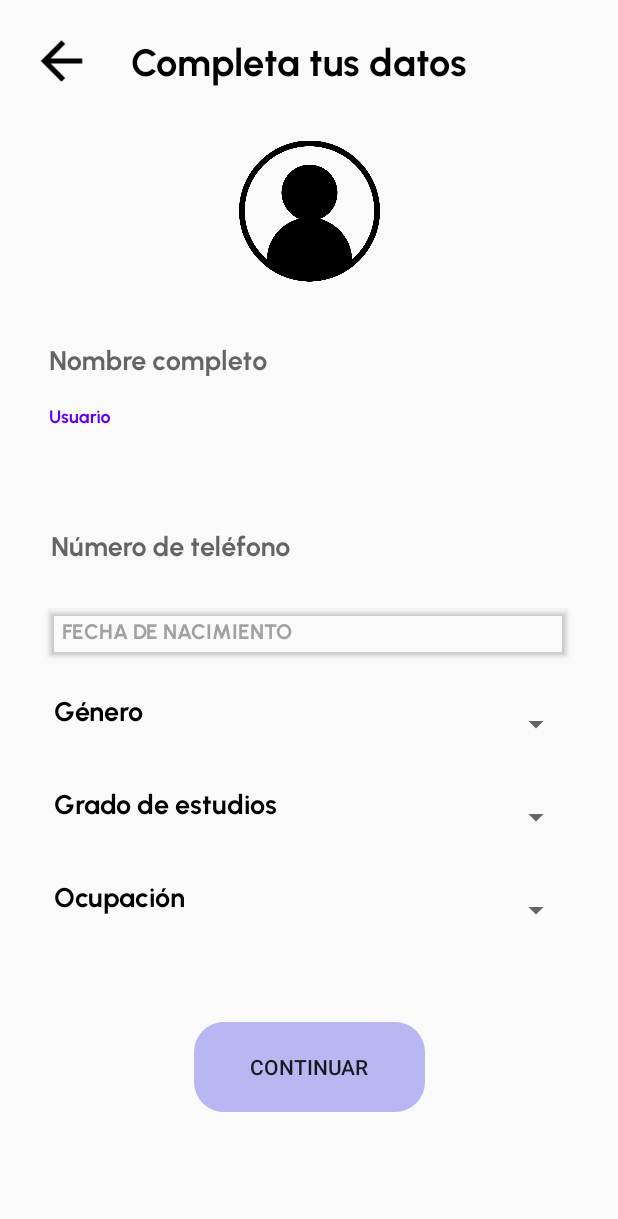
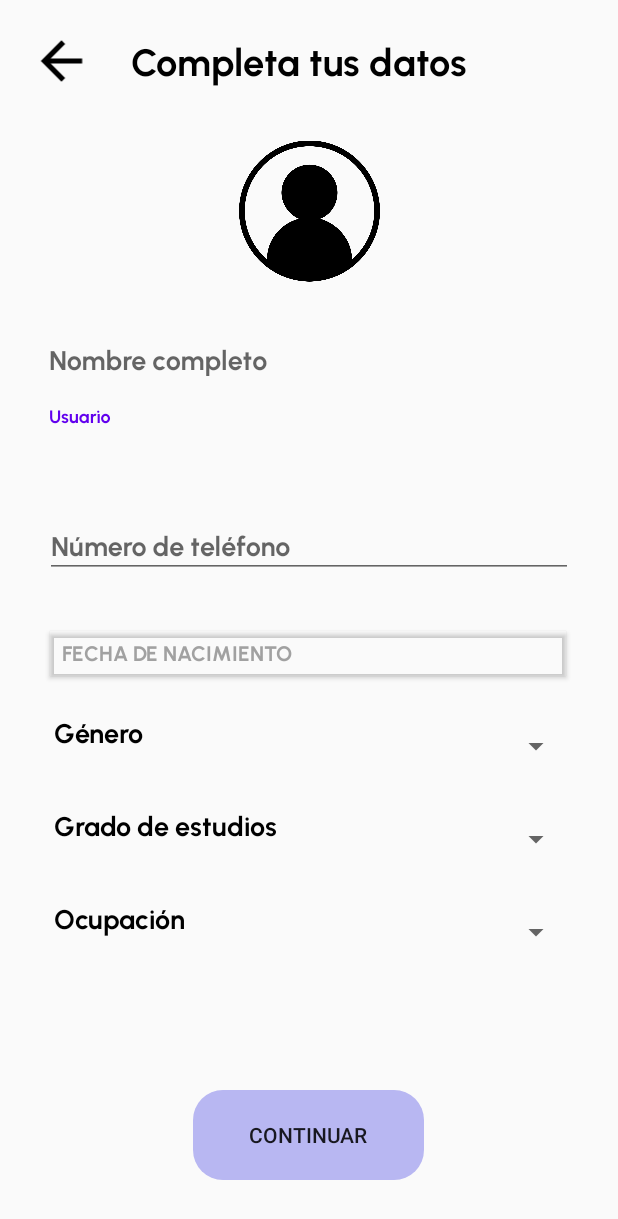
Before and after one commit to KariVI/EnterFiance-App, an Android app: the CreateAccount screen opened directly, with no data from a screen before it, on a phone screen of 412 x 824 dp. Shown: the top 1219 px of the screen. Run offline under Robolectric (Android 15) with nearby library versions, the phone set to English and light mode, and no system bars.

Commit message:
Cambio de tamaño de boton

```diff
--- a/app/src/main/res/layout/activity_create_account.xml
+++ b/app/src/main/res/layout/activity_create_account.xml
@@ -70,7 +70,7 @@
         android:id="@+id/dateInput"
         android:layout_width="352dp"
         android:layout_height="42dp"
-        android:layout_marginTop="25dp"
+        android:layout_marginTop="32dp"
         android:backgroundTint="#00FFFFFF"
         android:ems="10"
         android:focusable="false"
@@ -80,14 +80,14 @@
         android:textAlignment="textStart"
         android:textColor="#A1A1A1"
         app:layout_constraintEnd_toEndOf="parent"
-        app:layout_constraintHorizontal_bias="0.487"
+        app:layout_constraintHorizontal_bias="0.491"
         app:layout_constraintStart_toStartOf="parent"
         app:layout_constraintTop_toBottomOf="@+id/TextPhoneinput" />
 
     <com.google.android.material.textfield.TextInputLayout
         android:id="@+id/TextPhoneinput"
         android:layout_width="352dp"
-        android:layout_height="42dp"
+        android:layout_height="50dp"
         android:layout_marginTop="20dp"
         android:ems="10"
         android:inputType="date"
@@ -142,15 +142,17 @@
         android:layout_width="154dp"
         android:layout_height="60dp"
         android:layout_marginBottom="30dp"
+        android:background="@drawable/rounded_corner"
         android:backgroundTint="#B8B7F2"
-        android:background="@drawable/rounded_corner"
         android:text="Continuar"
         app:layout_constraintBottom_toBottomOf="parent"
         app:layout_constraintEnd_toEndOf="parent"
+        app:layout_constraintHorizontal_bias="0.498"
         app:layout_constraintStart_toStartOf="parent"
         app:layout_constraintTop_toBottomOf="@+id/occupationSpinner"
+        app:layout_constraintVertical_bias="0.923"
         app:rippleColor="#B8B7F2"
-        app:strokeColor="#B8B7F2"/>
+        app:strokeColor="#B8B7F2" />
 
     <ImageView
         android:id="@+id/imageSelect"
```
